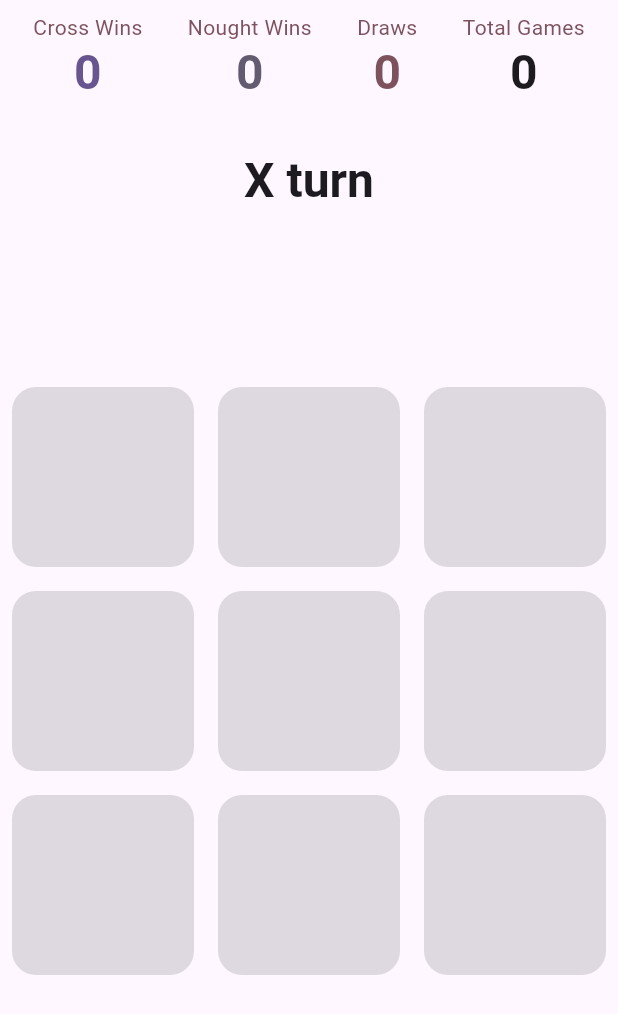
After one commit to Pierre-Monier/tictactoe, a Flutter app: the screen it shows after launch, on a phone screen of 412 x 824 dp. The commit adds this screen. Shown: the top 1014 px of the screen. Run offline on Flutter 3.47's test engine with Material 3 defaults, Android fonts, the phone set to English and light mode, and no system bars; our stand-ins replace device_preview_plus, flutter_gemini, flutter_riverpod, freezed_annotation, logger, riverpod_annotation; missing offline and left inert: result_type; generated files the repository leaves out were written again.

Commit message:
feat: end to end ia

```diff
--- a/lib/data/datasource/gemini_datasource.dart
+++ b/lib/data/datasource/gemini_datasource.dart
@@ -21,10 +21,10 @@ class GeminiDatasource implements LLMDatasource {
   You are playing Tic-Tac-Toe as the Nought player (O). You will receive the current game state as JSON and must return the updated game state after making your move.
 
   RULES:
-  1. You MUST replace exactly ONE cell with "type": "empty" by changing its type to "nought"
+  1. You MUST replace exactly ONE cell with "runtimeType": "empty" by changing its runtimeType to "nought"
   2. You MUST NOT change the "position" of any cell
   3. You MUST NOT add or remove any cells - the board must always have exactly 9 cells
-  4. You MUST NOT modify cells that have "type": "cross" or "type": "nought"
+  4. You MUST NOT modify cells that have "runtimeType": "cross" or "runtimeType": "nought"
   5. Play strategically to WIN the game
 
   OUTPUT FORMAT:
@@ -41,10 +41,10 @@ class GeminiDatasource implements LLMDatasource {
   EXAMPLE:
 
   Input:
-  {"board":[{"position":{"x":0,"y":0},"type":"cross"},{"position":{"x":0,"y":1},"type":"empty"},{"position":{"x":0,"y":2},"type":"empty"},{"position":{"x":1,"y":0},"type":"empty"},{"position":{"x":1,"y":1},"type":"empty"},{"position":{"x":1,"y":2},"type":"empty"},{"position":{"x":2,"y":0},"type":"empty"},{"position":{"x":2,"y":1},"type":"empty"},{"position":{"x":2,"y":2},"type":"empty"}]}
+  {"board":[{"position":{"x":0,"y":0},"runtimeType":"cross"},{"position":{"x":0,"y":1},"runtimeType":"empty"},{"position":{"x":0,"y":2},"runtimeType":"empty"},{"position":{"x":1,"y":0},"runtimeType":"empty"},{"position":{"x":1,"y":1},"runtimeType":"empty"},{"position":{"x":1,"y":2},"runtimeType":"empty"},{"position":{"x":2,"y":0},"runtimeType":"empty"},{"position":{"x":2,"y":1},"runtimeType":"empty"},{"position":{"x":2,"y":2},"runtimeType":"empty"}]}
 
   Output:
-  {"board":[{"position":{"x":0,"y":0},"type":"cross"},{"position":{"x":0,"y":1},"type":"empty"},{"position":{"x":0,"y":2},"type":"empty"},{"position":{"x":1,"y":0},"type":"empty"},{"position":{"x":1,"y":1},"type":"nought"},{"position":{"x":1,"y":2},"type":"empty"},{"position":{"x":2,"y":0},"type":"empty"},{"position":{"x":2,"y":1},"type":"empty"},{"position":{"x":2,"y":2},"type":"empty"}]}
+  {"board":[{"position":{"x":0,"y":0},"runtimeType":"cross"},{"position":{"x":0,"y":1},"runtimeType":"empty"},{"position":{"x":0,"y":2},"runtimeType":"empty"},{"position":{"x":1,"y":0},"runtimeType":"empty"},{"position":{"x":1,"y":1},"runtimeType":"nought"},{"position":{"x":1,"y":2},"runtimeType":"empty"},{"position":{"x":2,"y":0},"runtimeType":"empty"},{"position":{"x":2,"y":1},"runtimeType":"empty"},{"position":{"x":2,"y":2},"runtimeType":"empty"}]}
 
   In this example, the nought player strategically took the center position (1,1).
 
--- a/lib/model/cell.dart
+++ b/lib/model/cell.dart
@@ -4,7 +4,7 @@ import 'package:tictactoe/model/position.dart';
 part 'cell.freezed.dart';
 part 'cell.g.dart';
 
-@Freezed(unionKey: 'type', unionValueCase: FreezedUnionCase.snake)
+@freezed
 sealed class Cell with _$Cell {
   const factory Cell.empty(Position position) = EmptyCell;
   const factory Cell.cross(Position position) = CrossCell;
--- a/lib/model/tictactoe_game.dart
+++ b/lib/model/tictactoe_game.dart
@@ -7,7 +7,8 @@ import 'package:tictactoe/model/position.dart';
 part 'tictactoe_game.freezed.dart';
 part 'tictactoe_game.g.dart';
 
-@freezed
+// JsonSerializable is sadly not smart enough to serialize List of serializable objects
+@Freezed(toJson: false)
 abstract class TictactoeGame with _$TictactoeGame {
   const factory TictactoeGame({@Default(TictactoeGame.startingBoard) List<Cell> board}) = _TictactoeGame;
   const TictactoeGame._();
@@ -38,6 +39,8 @@ abstract class TictactoeGame with _$TictactoeGame {
     [Position(0, 0), Position(1, 1), Position(2, 2)],
     [Position(0, 2), Position(1, 1), Position(2, 0)],
   ];
+
+  Map<String, dynamic> toJson() => <String, dynamic>{'board': board.map((cell) => cell.toJson()).toList()};
 
   TictactoeGame play(Cell updatedCell) {
     final updatedBoard = board
--- /dev/null
+++ b/lib/presentation/ui/tictactoe_listener.dart
@@ -0,0 +1,38 @@
+import 'package:flutter/material.dart';
+import 'package:flutter_riverpod/flutter_riverpod.dart';
+import 'package:tictactoe/model/game_mode.dart';
+import 'package:tictactoe/model/game_result.dart';
+import 'package:tictactoe/model/player.dart';
+import 'package:tictactoe/presentation/notifier/tictactoe_game_notifier.dart';
+import 'package:tictactoe/presentation/ui/ia_issue_modal.dart';
+
+class TictactoeListener extends ConsumerWidget {
+  const TictactoeListener({required this.child, super.key});
+
+  final Widget child;
+
+  @override
+  Widget build(BuildContext context, WidgetRef ref) {
+    ref
+      ..listen(tictactoeGameProvider.select((state) => state.haveIaPlayIssue), (previous, next) async {
+        if (next) {
+          await showModalBottomSheet<void>(context: context, builder: (context) => const IaIssueModal());
+        }
+      })
+      ..listen(
+        tictactoeGameProvider.select(
+          (state) =>
+              state.gameMode == GameMode.humanVsIa &&
+              state.currentPlayer == Player.nought &&
+              state.game.result is Ongoing,
+        ),
+        (prev, next) async {
+          if (next) {
+            await ref.read(tictactoeGameProvider.notifier).iaPlay();
+          }
+        },
+      );
+
+    return child;
+  }
+}
--- a/lib/presentation/ui/tictactoe_page.dart
+++ b/lib/presentation/ui/tictactoe_page.dart
@@ -1,15 +1,18 @@
 import 'package:flutter/material.dart';
+import 'package:flutter_riverpod/flutter_riverpod.dart';
 import 'package:tictactoe/presentation/ui/tictactoe_alert.dart';
 import 'package:tictactoe/presentation/ui/tictactoe_board.dart';
+import 'package:tictactoe/presentation/ui/tictactoe_listener.dart';
 import 'package:tictactoe/presentation/ui/tictactoe_replay.dart';
 import 'package:tictactoe/presentation/ui/tictactoe_score.dart';
 
-class TictactoePage extends StatelessWidget {
+class TictactoePage extends ConsumerWidget {
   const TictactoePage({super.key});
 
   @override
-  Widget build(BuildContext context) {
-    return const Scaffold(
+  Widget build(BuildContext context, WidgetRef ref) {
+    return const TictactoeListener(
+      child: Scaffold(
         body: SafeArea(
           child: Padding(
             padding: EdgeInsets.all(8),
@@ -27,6 +30,7 @@ class TictactoePage extends StatelessWidget {
             ),
           ),
         ),
+      ),
     );
   }
 }
```
Also changed, not shown: lib/presentation/notifier/tictactoe_game_notifier.dart (+15 -18 lines), lib/presentation/ui/ia_issue_modal.dart (added, +38 -0 lines), lib/usecase/ia_play_usecase.dart (+16 -5 lines), 2 other files. Lines whose indentation alone changed are shown as unchanged.
